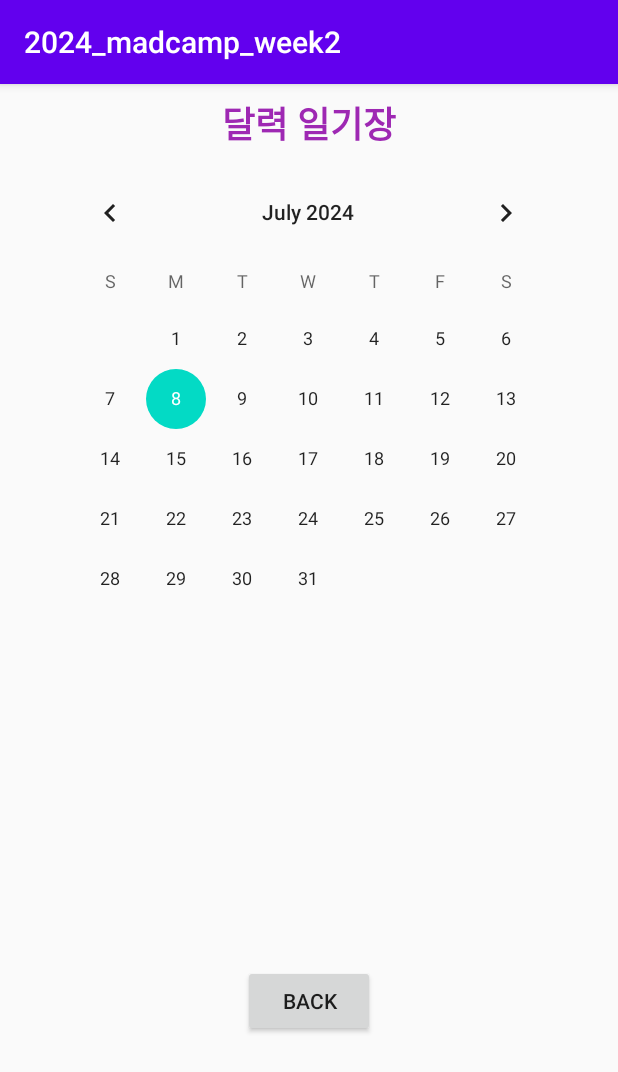
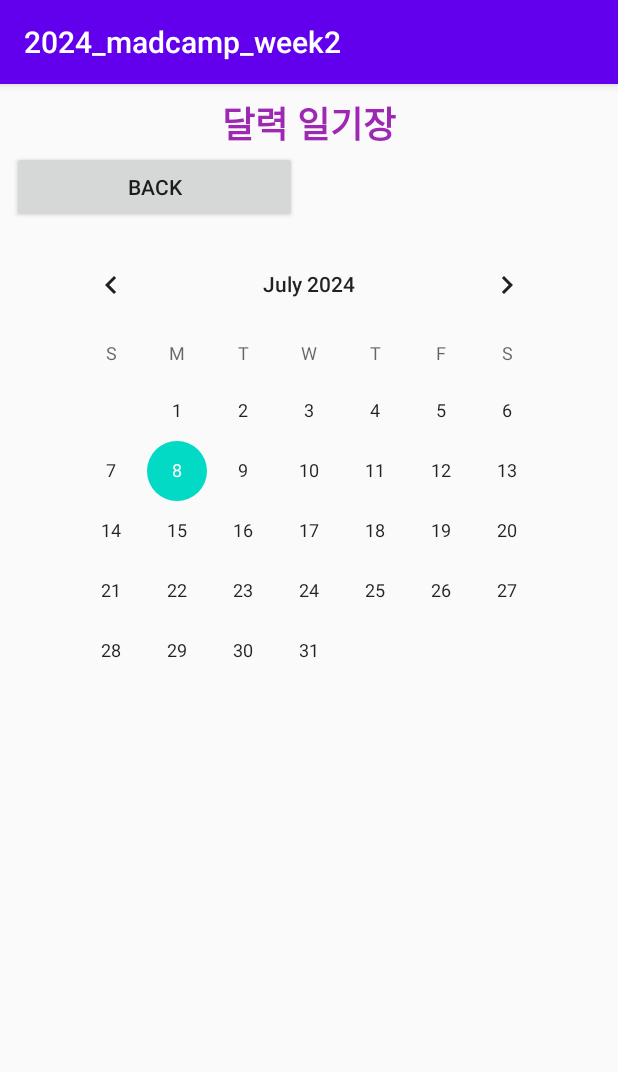
Before and after one commit to dglee2007/2024_madcamp_week2, an Android app: the CalendarActivity screen opened directly, with no data from a screen before it, on a phone screen of 412 x 824 dp. Shown: the top 1072 px of the screen. Run offline under Robolectric (Android 15) with nearby library versions, the phone set to English and light mode, and no system bars.

Commit message:
moved backBUtton and saveBtn to top

```diff
--- a/app/src/main/res/layout/activity_calendar.xml
+++ b/app/src/main/res/layout/activity_calendar.xml
@@ -1,58 +1,12 @@
 <?xml version="1.0" encoding="utf-8"?>
-
 <androidx.constraintlayout.widget.ConstraintLayout xmlns:android="http://schemas.android.com/apk/res/android"
     xmlns:app="http://schemas.android.com/apk/res-auto"
     android:id="@+id/layout"
     android:layout_width="match_parent"
     android:layout_height="wrap_content"
-    android:orientation="vertical"
     android:focusableInTouchMode="true"
     android:clickable="true"
     android:focusable="true">
-
-    <CalendarView
-        android:layout_width="wrap_content"
-        android:layout_height="wrap_content"
-        android:id="@+id/calendarView"
-        app:layout_constraintStart_toStartOf="parent"
-        android:layout_marginLeft="8dp" android:layout_marginStart="8dp" app:layout_constraintEnd_toEndOf="parent"
-        android:layout_marginEnd="8dp" android:layout_marginRight="8dp"
-        app:layout_constraintHorizontal_bias="0.488" android:layout_marginTop="8dp"
-        app:layout_constraintTop_toBottomOf="@+id/title"/>
-
-    <TextView
-        android:id="@+id/diaryTextView"
-        android:layout_width="0dp"
-        android:layout_height="wrap_content"
-        android:gravity= "center"
-        android:layout_marginTop="16dp"
-        app:layout_constraintTop_toBottomOf="@+id/calendarView" app:layout_constraintEnd_toEndOf="parent"
-        android:layout_marginEnd="8dp" android:layout_marginRight="8dp"
-        app:layout_constraintStart_toStartOf="parent" android:layout_marginLeft="8dp"
-        android:layout_marginStart="8dp" android:textAppearance="@style/TextAppearance.AppCompat.Large"/>
-
-    <EditText
-        android:id="@+id/contextEditText"
-        android:layout_width="0dp"
-        android:layout_height="72dp"
-        android:inputType="textMultiLine"
-        android:ems="10"
-        app:layout_constraintTop_toBottomOf="@+id/diaryTextView" android:layout_marginTop="16dp"
-        android:hint="내용을 입력하세요." android:layout_marginEnd="8dp" app:layout_constraintEnd_toEndOf="parent"
-        android:layout_marginRight="8dp" android:layout_marginStart="8dp"
-        app:layout_constraintStart_toStartOf="parent" android:layout_marginLeft="8dp"
-        android:visibility="invisible"/>
-
-    <TextView
-        android:layout_width="0dp"
-        android:layout_height="0dp"
-        android:id="@+id/diaryContent"
-        app:layout_constraintTop_toTopOf="@+id/contextEditText"
-        app:layout_constraintBottom_toBottomOf="@+id/contextEditText"
-        app:layout_constraintEnd_toEndOf="parent"
-        android:layout_marginEnd="8dp" android:layout_marginRight="8dp"
-        app:layout_constraintStart_toStartOf="@+id/contextEditText" android:layout_marginLeft="8dp"
-        android:layout_marginStart="8dp" android:visibility="invisible"/>
 
     <TextView
         android:id="@+id/title"
@@ -71,57 +25,106 @@
         app:layout_constraintStart_toStartOf="parent"
         app:layout_constraintTop_toTopOf="parent" />
 
-    <Button
-        android:text="저장"
+    <LinearLayout
+        android:id="@+id/buttonContainer"
         android:layout_width="0dp"
-        android:layout_marginBottom="20dp"
         android:layout_height="wrap_content"
-        android:id="@+id/saveBtn"
+        android:orientation="horizontal"
+        app:layout_constraintTop_toBottomOf="@id/title"
+        app:layout_constraintStart_toStartOf="parent"
+        app:layout_constraintEnd_toEndOf="parent">
+
+        <Button
+            android:id="@+id/backButton"
+            android:layout_width="0dp"
+            android:layout_height="wrap_content"
+            android:layout_weight="1"
+            android:text="Back"
+            android:layout_marginStart="8dp"
+            android:layout_marginEnd="8dp"/>
+
+        <Button
+            android:id="@+id/saveBtn"
+            android:layout_width="0dp"
+            android:layout_height="wrap_content"
+            android:layout_weight="1"
+            android:text="저장"
+            android:layout_marginStart="8dp"
+            android:layout_marginEnd="8dp"
+            android:visibility="invisible"
+            />
+    </LinearLayout>
+
+    <CalendarView
+        android:id="@+id/calendarView"
+        android:layout_width="wrap_content"
+        android:layout_height="wrap_content"
+        android:layout_marginStart="8dp"
+        android:layout_marginEnd="8dp"
+        android:layout_marginTop="8dp"
+        app:layout_constraintStart_toStartOf="parent"
+        app:layout_constraintEnd_toEndOf="parent"
+        app:layout_constraintTop_toBottomOf="@id/buttonContainer" />
+
+    <TextView
+        android:id="@+id/diaryTextView"
+        android:layout_width="0dp"
+        android:layout_height="wrap_content"
+        android:gravity="center"
         android:layout_marginTop="16dp"
-        app:layout_constraintTop_toBottomOf="@+id/contextEditText"
+        android:textAppearance="@style/TextAppearance.AppCompat.Large"
+        app:layout_constraintTop_toBottomOf="@id/calendarView"
+        app:layout_constraintStart_toStartOf="parent"
         app:layout_constraintEnd_toEndOf="parent"
-        android:layout_marginEnd="8dp"
-        android:layout_marginRight="8dp"
+        android:layout_marginStart="8dp"
+        android:layout_marginEnd="8dp" />
+
+    <EditText
+        android:id="@+id/contextEditText"
+        android:layout_width="0dp"
+        android:layout_height="72dp"
+        android:inputType="textMultiLine"
+        android:hint="내용을 입력하세요."
+        android:visibility="invisible"
+        app:layout_constraintTop_toBottomOf="@id/diaryTextView"
         app:layout_constraintStart_toStartOf="parent"
-        android:layout_marginLeft="8dp"
+        app:layout_constraintEnd_toEndOf="parent"
+        android:layout_marginTop="16dp"
         android:layout_marginStart="8dp"
-        android:visibility="invisible"/>
+        android:layout_marginEnd="8dp" />
+
+    <TextView
+        android:id="@+id/diaryContent"
+        android:layout_width="0dp"
+        android:layout_height="0dp"
+        android:visibility="invisible"
+        app:layout_constraintTop_toTopOf="@id/contextEditText"
+        app:layout_constraintBottom_toBottomOf="@id/contextEditText"
+        app:layout_constraintStart_toStartOf="@id/contextEditText"
+        app:layout_constraintEnd_toEndOf="parent"
+        android:layout_marginStart="8dp"
+        android:layout_marginEnd="8dp" />
 
     <Button
-        android:text="수정"
+        android:id="@+id/updateBtn"
         android:layout_width="180dp"
         android:layout_height="wrap_content"
-        android:id="@+id/updateBtn"
-        app:layout_constraintBaseline_toBaselineOf="@+id/saveBtn"
+        android:text="수정"
+        android:visibility="invisible"
+        app:layout_constraintTop_toBottomOf="@id/contextEditText"
         app:layout_constraintStart_toStartOf="parent"
-        android:layout_marginLeft="8dp"
         android:layout_marginStart="8dp"
-        app:layout_constraintEnd_toStartOf="@+id/deleteBtn"
         android:layout_marginEnd="8dp"
-        android:layout_marginRight="8dp"
-        android:visibility="invisible"/>
+        app:layout_constraintEnd_toStartOf="@id/deleteBtn"
+        android:layout_marginRight="8dp" />
 
     <Button
-        android:text="삭제"
+        android:id="@+id/deleteBtn"
         android:layout_width="176dp"
         android:layout_height="wrap_content"
-        android:id="@+id/deleteBtn"
-        app:layout_constraintBaseline_toBaselineOf="@+id/updateBtn"
-        app:layout_constraintEnd_toEndOf="@+id/saveBtn"
-        android:layout_marginEnd="8dp"
-        android:visibility="invisible">
-    </Button>
-
-    <!-- 뒤로가기 버튼 추가 -->
-    <Button
-        android:id="@+id/backButton"
-        android:layout_width="wrap_content"
-        android:layout_height="wrap_content"
-        android:text="Back"
-        app:layout_constraintTop_toBottomOf="@id/deleteBtn"
-        app:layout_constraintStart_toStartOf="parent"
+        android:text="삭제"
+        android:visibility="invisible"
+        app:layout_constraintBaseline_toBaselineOf="@id/updateBtn"
         app:layout_constraintEnd_toEndOf="parent"
-        android:layout_marginTop="0dp"
-        />
-
+        android:layout_marginEnd="8dp" />
 </androidx.constraintlayout.widget.ConstraintLayout>
```
